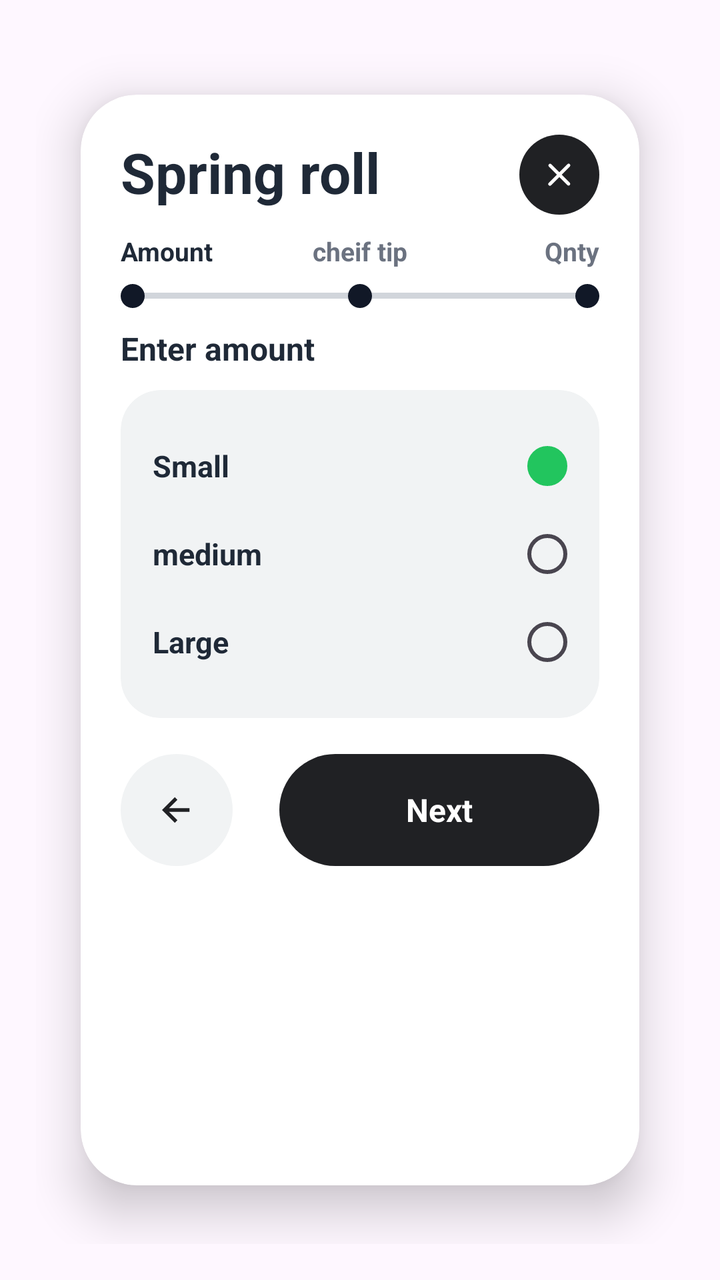
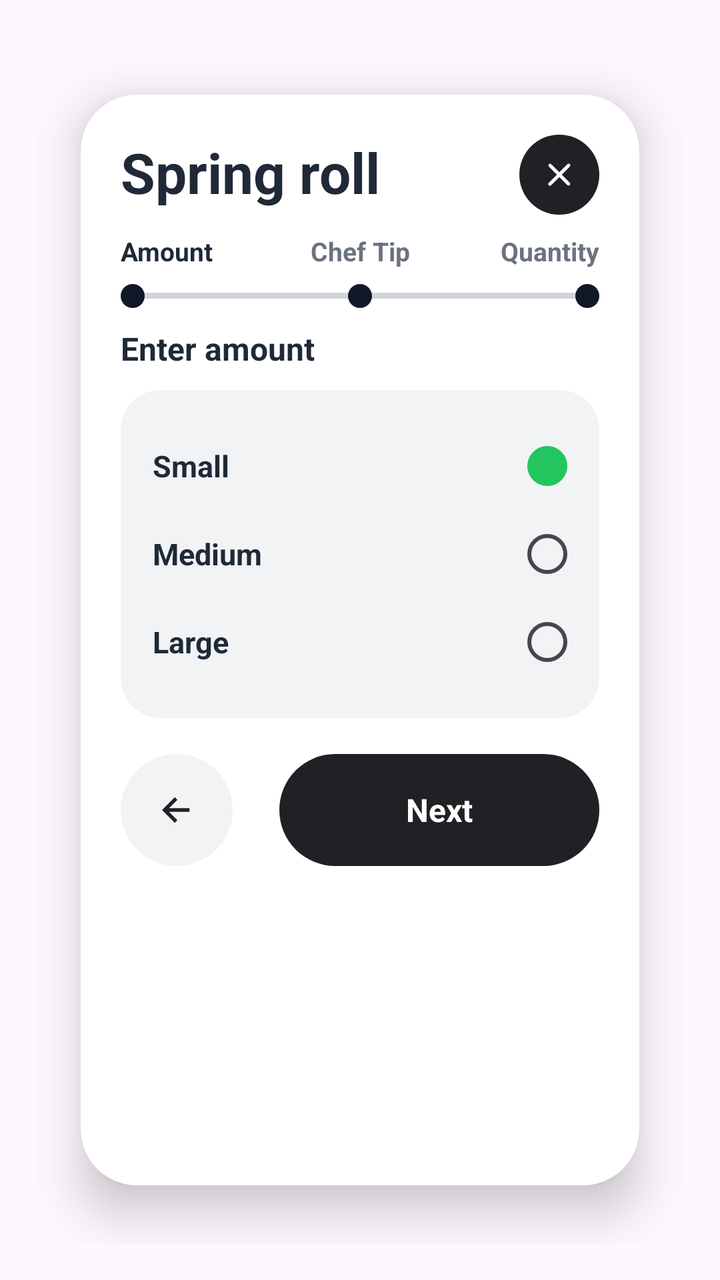

An Android layout rendered at two revisions. The XML below is the earlier revision; the diff shows what the commit changed to produce the second picture.
<!-- AndroidManifest.xml: application theme Theme.StreetFeast -->
<!-- res/layout/sheet_item_customize.xml -->
<?xml version="1.0" encoding="utf-8"?>

<androidx.core.widget.NestedScrollView xmlns:android="http://schemas.android.com/apk/res/android"
    xmlns:app="http://schemas.android.com/apk/res-auto"
    android:layout_width="match_parent"
    android:layout_height="wrap_content"
    android:fillViewport="true"
    android:padding="18dp">

    <androidx.cardview.widget.CardView
        android:layout_width="match_parent"
        android:layout_height="wrap_content"
        app:cardCornerRadius="28dp"
        app:cardElevation="14dp"
        app:cardUseCompatPadding="true"
        app:cardBackgroundColor="@color/sf_bg">

        <androidx.constraintlayout.widget.ConstraintLayout
            android:layout_width="match_parent"
            android:layout_height="wrap_content"
            android:padding="20dp">

            <TextView
                android:id="@+id/tvSheetTitle"
                android:layout_width="0dp"
                android:layout_height="wrap_content"
                android:text="Spring roll"
                android:textSize="28sp"
                android:textColor="@color/sf_text_primary"
                android:textStyle="bold"
                app:layout_constraintStart_toStartOf="parent"
                app:layout_constraintTop_toTopOf="parent"
                app:layout_constraintEnd_toStartOf="@id/btnClose"/>

            <FrameLayout
                android:id="@+id/btnClose"
                android:layout_width="40dp"
                android:layout_height="40dp"
                android:background="@drawable/sf_bg_circle_dark"
                app:layout_constraintTop_toTopOf="parent"
                app:layout_constraintEnd_toEndOf="parent">

                <ImageView
                    android:layout_width="20dp"
                    android:layout_height="20dp"
                    android:layout_gravity="center"
                    android:src="@drawable/ic_close_white_20"/>
            </FrameLayout>

            
            <TextView
                android:id="@+id/l1"
                android:layout_width="0dp"
                android:layout_height="wrap_content"
                android:text="Amount"
                android:textSize="13sp"
                android:textColor="@color/sf_text_primary"
                android:textStyle="bold"
                app:layout_constraintTop_toBottomOf="@id/tvSheetTitle"
                android:layout_marginTop="12dp"
                app:layout_constraintStart_toStartOf="parent"
                app:layout_constraintEnd_toStartOf="@id/l2"
                app:layout_constraintHorizontal_weight="1"/>

            <TextView
                android:id="@+id/l2"
                android:layout_width="0dp"
                android:layout_height="wrap_content"
                android:text="cheif tip"
                android:textSize="13sp"
                android:textColor="@color/sf_text_secondary"
                android:textStyle="bold"
                app:layout_constraintTop_toTopOf="@id/l1"
                app:layout_constraintStart_toEndOf="@id/l1"
                app:layout_constraintEnd_toStartOf="@id/l3"
                app:layout_constraintHorizontal_weight="1"
                android:gravity="center"/>

            <TextView
                android:id="@+id/l3"
                android:layout_width="0dp"
                android:layout_height="wrap_content"
                android:text="Qnty"
                android:textSize="13sp"
                android:textColor="@color/sf_text_secondary"
                android:textStyle="bold"
                app:layout_constraintTop_toTopOf="@id/l1"
                app:layout_constraintStart_toEndOf="@id/l2"
                app:layout_constraintEnd_toEndOf="parent"
                app:layout_constraintHorizontal_weight="1"
                android:gravity="end"/>

            <View
                android:id="@+id/stepLine"
                android:layout_width="0dp"
                android:layout_height="3dp"
                android:layout_marginTop="12dp"
                android:background="@drawable/sf_step_line"
                app:layout_constraintTop_toBottomOf="@id/l1"
                app:layout_constraintStart_toStartOf="parent"
                app:layout_constraintEnd_toEndOf="parent"/>

            <View
                android:id="@+id/sd1"
                android:layout_width="12dp"
                android:layout_height="12dp"
                android:background="@drawable/sf_step_dot_active"
                app:layout_constraintTop_toTopOf="@id/stepLine"
                app:layout_constraintBottom_toBottomOf="@id/stepLine"
                app:layout_constraintStart_toStartOf="@id/l1" />

            <View
                android:id="@+id/sd2"
                android:layout_width="12dp"
                android:layout_height="12dp"
                android:background="@drawable/sf_step_dot_active"
                app:layout_constraintTop_toTopOf="@id/stepLine"
                app:layout_constraintBottom_toBottomOf="@id/stepLine"
                app:layout_constraintStart_toStartOf="parent"
                app:layout_constraintEnd_toEndOf="parent" />

            <View
                android:id="@+id/sd3"
                android:layout_width="12dp"
                android:layout_height="12dp"
                android:background="@drawable/sf_step_dot_active"
                app:layout_constraintTop_toTopOf="@id/stepLine"
                app:layout_constraintBottom_toBottomOf="@id/stepLine"
                app:layout_constraintEnd_toEndOf="parent" />

            
            <TextView
                android:id="@+id/tvStepTitle1"
                android:layout_width="wrap_content"
                android:layout_height="wrap_content"
                android:text="Enter amount"
                android:textColor="@color/sf_text_primary"
                android:textSize="16sp"
                android:textStyle="bold"
                android:layout_marginTop="14dp"
                app:layout_constraintTop_toBottomOf="@id/stepLine"
                app:layout_constraintStart_toStartOf="parent"/>

            <androidx.cardview.widget.CardView
                android:id="@+id/amountBox"
                android:layout_width="0dp"
                android:layout_height="wrap_content"
                android:layout_marginTop="10dp"
                app:cardCornerRadius="20dp"
                app:cardElevation="0dp"
                app:cardBackgroundColor="@color/sf_chip_bg"
                app:layout_constraintTop_toBottomOf="@id/tvStepTitle1"
                app:layout_constraintStart_toStartOf="parent"
                app:layout_constraintEnd_toEndOf="parent">

                <LinearLayout
                    android:layout_width="match_parent"
                    android:layout_height="wrap_content"
                    android:orientation="vertical"
                    android:padding="16dp">

                    <LinearLayout
                        android:layout_width="match_parent"
                        android:layout_height="44dp"
                        android:gravity="center_vertical"
                        android:orientation="horizontal">

                        <TextView
                            android:layout_width="0dp"
                            android:layout_height="wrap_content"
                            android:layout_weight="1"
                            android:text="Small"
                            android:textColor="@color/sf_text_primary"
                            android:textSize="15sp"
                            android:textStyle="bold"/>

                        <RadioButton
                            android:id="@+id/rbSmall"
                            android:layout_width="20dp"
                            android:layout_height="20dp"
                            android:button="@drawable/sf_radio_selector"
                            android:checked="true"/>
                    </LinearLayout>

                    <LinearLayout
                        android:layout_width="match_parent"
                        android:layout_height="44dp"
                        android:gravity="center_vertical"
                        android:orientation="horizontal">

                        <TextView
                            android:layout_width="0dp"
                            android:layout_height="wrap_content"
                            android:layout_weight="1"
                            android:text="medium"
                            android:textColor="@color/sf_text_primary"
                            android:textSize="15sp"
                            android:textStyle="bold"/>

                        <RadioButton
                            android:id="@+id/rbMedium"
                            android:layout_width="20dp"
                            android:layout_height="20dp"
                            android:button="@drawable/sf_radio_selector"/>
                    </LinearLayout>

                    <LinearLayout
                        android:layout_width="match_parent"
                        android:layout_height="44dp"
                        android:gravity="center_vertical"
                        android:orientation="horizontal">

                        <TextView
                            android:layout_width="0dp"
                            android:layout_height="wrap_content"
                            android:layout_weight="1"
                            android:text="Large"
                            android:textColor="@color/sf_text_primary"
                            android:textSize="15sp"
                            android:textStyle="bold"/>

                        <RadioButton
                            android:id="@+id/rbLarge"
                            android:layout_width="20dp"
                            android:layout_height="20dp"
                            android:button="@drawable/sf_radio_selector"/>
                    </LinearLayout>

                </LinearLayout>
            </androidx.cardview.widget.CardView>

            
            <LinearLayout
                android:id="@+id/stepChefTip"
                android:layout_width="0dp"
                android:layout_height="wrap_content"
                android:layout_marginTop="14dp"
                android:orientation="vertical"
                android:visibility="gone"
                app:layout_constraintTop_toBottomOf="@id/stepLine"
                app:layout_constraintStart_toStartOf="parent"
                app:layout_constraintEnd_toEndOf="parent">

                <TextView
                    android:layout_width="wrap_content"
                    android:layout_height="wrap_content"
                    android:text="Enter chief tip"
                    android:textColor="@color/sf_text_primary"
                    android:textSize="16sp"
                    android:textStyle="bold"/>

                <LinearLayout
                    android:layout_width="match_parent"
                    android:layout_height="wrap_content"
                    android:layout_marginTop="12dp"
                    android:gravity="center_vertical"
                    android:orientation="horizontal">

                    <TextView
                        android:layout_width="wrap_content"
                        android:layout_height="wrap_content"
                        android:text="Suggestion :"
                        android:textColor="@color/sf_text_secondary"
                        android:textSize="13sp"/>

                    <com.google.android.material.chip.Chip
                        android:id="@+id/chipSour"
                        android:layout_width="wrap_content"
                        android:layout_height="36dp"
                        android:layout_marginStart="10dp"
                        android:text="Sour"
                        app:chipCornerRadius="18dp"
                        app:chipBackgroundColor="#E7F0FF"
                        android:textColor="@color/sf_primary"/>

                    <com.google.android.material.chip.Chip
                        android:id="@+id/chipSpicy"
                        android:layout_width="wrap_content"
                        android:layout_height="36dp"
                        android:layout_marginStart="8dp"
                        android:text="Spicy"
                        app:chipCornerRadius="18dp"
                        app:chipBackgroundColor="@color/sf_chip_bg"
                        android:textColor="@color/sf_text_secondary"/>

                    <com.google.android.material.chip.Chip
                        android:id="@+id/chipCreamy"
                        android:layout_width="wrap_content"
                        android:layout_height="36dp"
                        android:layout_marginStart="8dp"
                        android:text="Creamy"
                        app:chipCornerRadius="18dp"
                        app:chipBackgroundColor="@color/sf_chip_bg"
                        android:textColor="@color/sf_text_secondary"/>
                </LinearLayout>

                <EditText
                    android:id="@+id/etChefTip"
                    android:layout_width="match_parent"
                    android:layout_height="54dp"
                    android:layout_marginTop="14dp"
                    android:background="@drawable/sf_bg_search"
                    android:hint="Type here"
                    android:paddingStart="18dp"
                    android:paddingEnd="18dp"
                    android:textColor="@color/sf_text_primary"
                    android:textColorHint="@color/sf_text_secondary"/>
            </LinearLayout>

            
            <LinearLayout
                android:id="@+id/stepQty"
                android:layout_width="0dp"
                android:layout_height="wrap_content"
                android:layout_marginTop="14dp"
                android:orientation="vertical"
                android:visibility="gone"
                app:layout_constraintTop_toBottomOf="@id/stepLine"
                app:layout_constraintStart_toStartOf="parent"
                app:layout_constraintEnd_toEndOf="parent">

                <TextView
                    android:layout_width="wrap_content"
                    android:layout_height="wrap_content"
                    android:text="Enter qnty"
                    android:textColor="@color/sf_text_primary"
                    android:textSize="16sp"
                    android:textStyle="bold"/>

                <androidx.constraintlayout.widget.ConstraintLayout
                    android:layout_width="match_parent"
                    android:layout_height="120dp"
                    android:layout_marginTop="18dp">

                    <FrameLayout
                        android:id="@+id/btnMinus"
                        android:layout_width="64dp"
                        android:layout_height="64dp"
                        android:background="@drawable/sf_bg_circle_dark"
                        app:layout_constraintStart_toStartOf="parent"
                        app:layout_constraintTop_toTopOf="parent"
                        app:layout_constraintBottom_toBottomOf="parent">

                        <TextView
                            android:layout_width="match_parent"
                            android:layout_height="match_parent"
                            android:gravity="center"
                            android:text="−"
                            android:textColor="@color/sf_white"
                            android:textSize="28sp"
                            android:textStyle="bold"/>
                    </FrameLayout>

                    <TextView
                        android:id="@+id/tvQty"
                        android:layout_width="wrap_content"
                        android:layout_height="wrap_content"
                        android:text="1"
                        android:textColor="@color/sf_text_primary"
                        android:textSize="56sp"
                        android:textStyle="bold"
                        app:layout_constraintStart_toStartOf="parent"
                        app:layout_constraintEnd_toEndOf="parent"
                        app:layout_constraintTop_toTopOf="parent"
                        app:layout_constraintBottom_toBottomOf="parent"/>

                    <FrameLayout
                        android:id="@+id/btnPlus"
                        android:layout_width="64dp"
                        android:layout_height="64dp"
                        android:background="@drawable/sf_bg_circle_dark"
                        app:layout_constraintEnd_toEndOf="parent"
                        app:layout_constraintTop_toTopOf="parent"
                        app:layout_constraintBottom_toBottomOf="parent">

                        <TextView
                            android:layout_width="match_parent"
                            android:layout_height="match_parent"
                            android:gravity="center"
                            android:text="+"
                            android:textColor="@color/sf_white"
                            android:textSize="28sp"
                            android:textStyle="bold"/>
                    </FrameLayout>

                </androidx.constraintlayout.widget.ConstraintLayout>
            </LinearLayout>

            
            <FrameLayout
                android:id="@+id/btnBack"
                android:layout_width="56dp"
                android:layout_height="56dp"
                android:layout_marginTop="18dp"
                android:background="@drawable/sf_bg_chip"
                app:layout_constraintTop_toBottomOf="@id/amountBox"
                app:layout_constraintStart_toStartOf="parent"
                app:layout_constraintBottom_toBottomOf="parent">

                <ImageView
                    android:layout_width="22dp"
                    android:layout_height="22dp"
                    android:layout_gravity="center"
                    android:src="@drawable/ic_arrow_left_20"/>
            </FrameLayout>

            <TextView
                android:id="@+id/btnNext"
                android:layout_width="160dp"
                android:layout_height="56dp"
                android:background="@drawable/sf_bg_btn_black"
                android:gravity="center"
                android:text="Next"
                android:textColor="@color/sf_white"
                android:textSize="16sp"
                android:textStyle="bold"
                app:layout_constraintTop_toTopOf="@id/btnBack"
                app:layout_constraintBottom_toBottomOf="@id/btnBack"
                app:layout_constraintEnd_toEndOf="parent"/>
        </androidx.constraintlayout.widget.ConstraintLayout>
    </androidx.cardview.widget.CardView>
</androidx.core.widget.NestedScrollView>
<!-- resources referenced by this layout -->
<resources>
  <color name="sf_bg">#FFFFFF</color>
  <color name="sf_chip_bg">#F1F3F4</color>
  <color name="sf_primary">#4186F6</color>
  <color name="sf_text_primary">#1F2937</color>
  <color name="sf_text_secondary">#6B7280</color>
  <color name="sf_white">#FFFFFF</color>
  <!-- drawable ic_arrow_left_20 (drawable) -->
  <vector xmlns:android="http://schemas.android.com/apk/res/android"
      android:width="20dp" android:height="20dp"
      android:viewportWidth="24" android:viewportHeight="24">
      <path android:fillColor="#202124"
          android:pathData="M19,11H7.83l4.58,-4.59L11,5l-7,7 7,7 1.41,-1.41L7.83,13H19z"/>
  </vector>
  <!-- drawable sf_bg_btn_black (drawable) -->
  <?xml version="1.0" encoding="utf-8"?>
  
  <shape xmlns:android="http://schemas.android.com/apk/res/android">
      <solid android:color="@color/sf_black"/>
      <corners android:radius="999dp"/>
  </shape>
  <!-- drawable sf_bg_chip (drawable) -->
  <?xml version="1.0" encoding="utf-8"?>
  
  <shape xmlns:android="http://schemas.android.com/apk/res/android">
      <solid android:color="@color/sf_chip_bg" />
      <corners android:radius="28dp" />
  </shape>
  <!-- drawable sf_bg_circle_dark (drawable) -->
  <?xml version="1.0" encoding="utf-8"?>
  
  <shape xmlns:android="http://schemas.android.com/apk/res/android">
      <solid android:color="@color/sf_black" />
      <corners android:radius="999dp" />
  </shape>
  <!-- drawable sf_bg_search (drawable) -->
  <?xml version="1.0" encoding="utf-8"?>
  
  <shape xmlns:android="http://schemas.android.com/apk/res/android">
      <solid android:color="@color/sf_chip_bg" />
      <corners android:radius="28dp" />
  </shape>
  <!-- drawable sf_radio_selector (drawable) -->
  <?xml version="1.0" encoding="utf-8"?>
  
  <selector xmlns:android="http://schemas.android.com/apk/res/android">
      <item android:state_checked="true" android:drawable="@drawable/sf_radio_checked"/>
      <item android:drawable="@drawable/sf_radio_unchecked"/>
  </selector>
  <!-- drawable sf_step_dot_active (drawable) -->
  <?xml version="1.0" encoding="utf-8"?>
  
  <shape xmlns:android="http://schemas.android.com/apk/res/android">
      <size android:width="@dimen/sf_step_dot" android:height="@dimen/sf_step_dot"/>
      <solid android:color="@color/sf_dot_active"/>
      <corners android:radius="999dp"/>
  </shape>
  <!-- drawable sf_step_line (drawable) -->
  <?xml version="1.0" encoding="utf-8"?>
  
  <shape xmlns:android="http://schemas.android.com/apk/res/android">
      <size android:height="@dimen/sf_step_line_h"/>
      <solid android:color="@color/sf_divider"/>
      <corners android:radius="999dp"/>
  </shape>
  <style name="Theme.StreetFeast" parent="Base.Theme.StreetFeast" />
  <color name="sf_black">#202124</color>
  <!-- drawable sf_radio_checked (drawable) -->
  <?xml version="1.0" encoding="utf-8"?>
  
  <shape xmlns:android="http://schemas.android.com/apk/res/android" android:shape="oval">
      <size android:width="20dp" android:height="20dp"/>
      <solid android:color="@color/sf_bg"/>
      <stroke android:width="2dp" android:color="@color/sf_primary"/>
  </shape>
  <!-- drawable sf_radio_unchecked (drawable) -->
  <?xml version="1.0" encoding="utf-8"?>
  
  <shape xmlns:android="http://schemas.android.com/apk/res/android" android:shape="oval">
      <size android:width="20dp" android:height="20dp"/>
      <solid android:color="@android:color/transparent"/>
      <stroke android:width="2dp" android:color="#D3D7DD"/>
  </shape>
  <dimen name="sf_step_dot">12dp</dimen>
  <color name="sf_dot_active">#111827</color>
  <dimen name="sf_step_line_h">2dp</dimen>
  <color name="sf_divider">#D1D5DB</color>
  <color name="action_primary">#22C55E</color>
  <color name="white">#FFFFFFFF</color>
  <color name="text_primary">#1F2937</color>
  <color name="text_secondary">#6B7280</color>
  <!-- unchanged entries left out for length: 2 -->
</resources>

<!-- the commit's change to res/layout/sheet_item_customize.xml (unified diff, before → after) -->
@@ -1,5 +1,4 @@
 <?xml version="1.0" encoding="utf-8"?>
-
 <androidx.core.widget.NestedScrollView xmlns:android="http://schemas.android.com/apk/res/android"
     xmlns:app="http://schemas.android.com/apk/res-auto"
     android:layout_width="match_parent"
@@ -66,7 +65,7 @@
                 android:id="@+id/l2"
                 android:layout_width="0dp"
                 android:layout_height="wrap_content"
-                android:text="cheif tip"
+                android:text="Chef Tip"
                 android:textSize="13sp"
                 android:textColor="@color/sf_text_secondary"
                 android:textStyle="bold"
@@ -80,7 +79,7 @@
                 android:id="@+id/l3"
                 android:layout_width="0dp"
                 android:layout_height="wrap_content"
-                android:text="Qnty"
+                android:text="Quantity"
                 android:textSize="13sp"
                 android:textColor="@color/sf_text_secondary"
                 android:textStyle="bold"
@@ -153,11 +152,12 @@
                 app:layout_constraintStart_toStartOf="parent"
                 app:layout_constraintEnd_toEndOf="parent">
 
-                <LinearLayout
+                <RadioGroup
+                    android:id="@+id/rgSize"
                     android:layout_width="match_parent"
                     android:layout_height="wrap_content"
-                    android:orientation="vertical"
-                    android:padding="16dp">
+                    android:padding="16dp"
+                    android:orientation="vertical">
 
                     <LinearLayout
                         android:layout_width="match_parent"
@@ -192,7 +192,7 @@
                             android:layout_width="0dp"
                             android:layout_height="wrap_content"
                             android:layout_weight="1"
-                            android:text="medium"
+                            android:text="Medium"
                             android:textColor="@color/sf_text_primary"
                             android:textSize="15sp"
                             android:textStyle="bold"/>
@@ -226,7 +226,7 @@
                             android:button="@drawable/sf_radio_selector"/>
                     </LinearLayout>
 
-                </LinearLayout>
+                </RadioGroup>
             </androidx.cardview.widget.CardView>
 
             
@@ -239,12 +239,13 @@
                 android:visibility="gone"
                 app:layout_constraintTop_toBottomOf="@id/stepLine"
                 app:layout_constraintStart_toStartOf="parent"
-                app:layout_constraintEnd_toEndOf="parent">
+                app:layout_constraintEnd_toEndOf="parent"
+                app:layout_constraintBottom_toTopOf="@id/btnBack">
 
                 <TextView
                     android:layout_width="wrap_content"
                     android:layout_height="wrap_content"
-                    android:text="Enter chief tip"
+                    android:text="Enter chef tip"
                     android:textColor="@color/sf_text_primary"
                     android:textSize="16sp"
                     android:textStyle="bold"/>
@@ -279,16 +280,6 @@
                         android:layout_height="36dp"
                         android:layout_marginStart="8dp"
                         android:text="Spicy"
-                        app:chipCornerRadius="18dp"
-                        app:chipBackgroundColor="@color/sf_chip_bg"
-                        android:textColor="@color/sf_text_secondary"/>
-
-                    <com.google.android.material.chip.Chip
-                        android:id="@+id/chipCreamy"
-                        android:layout_width="wrap_content"
-                        android:layout_height="36dp"
-                        android:layout_marginStart="8dp"
-                        android:text="Creamy"
                         app:chipCornerRadius="18dp"
                         app:chipBackgroundColor="@color/sf_chip_bg"
                         android:textColor="@color/sf_text_secondary"/>
@@ -317,12 +308,13 @@
                 android:visibility="gone"
                 app:layout_constraintTop_toBottomOf="@id/stepLine"
                 app:layout_constraintStart_toStartOf="parent"
-                app:layout_constraintEnd_toEndOf="parent">
+                app:layout_constraintEnd_toEndOf="parent"
+                app:layout_constraintBottom_toTopOf="@id/btnBack">
 
                 <TextView
                     android:layout_width="wrap_content"
                     android:layout_height="wrap_content"
-                    android:text="Enter qnty"
+                    android:text="Enter quantity"
                     android:textColor="@color/sf_text_primary"
                     android:textSize="16sp"
                     android:textStyle="bold"/>
